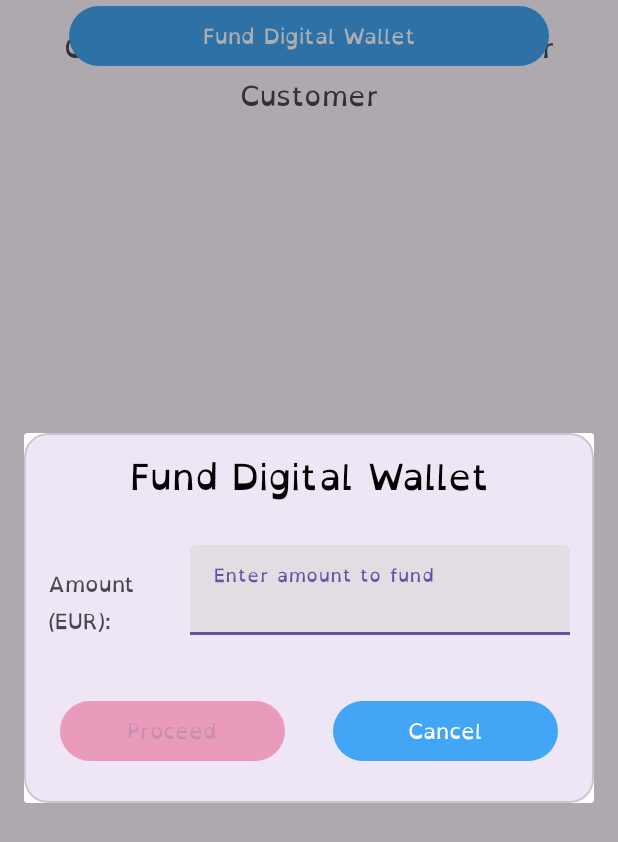
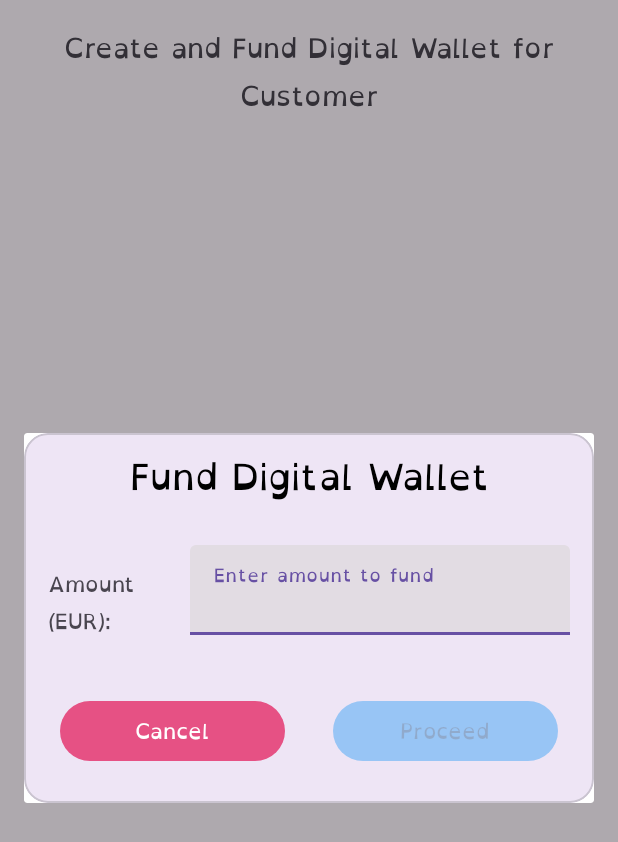
Before and after one commit to EQua-Dev/SingleParentHousekeepingServicesApplication, an Android app: the fragment DigitalWallet shown on its own in the app's theme, after a tap on "Fund Digital Wallet", on a phone screen of 412 x 824 dp. Shown: the top 842 px of the screen. Run offline under Robolectric (Android 15) with nearby library versions, the phone set to English and light mode, and no system bars; our stand-ins replace Firebase (no records; nobody signed in at launch, a user with empty details on screens opened directly); 3 statements that could not run were skipped; 1 other tap on this screen came first.

Commit message:
modified wallet ui

```diff
--- a/app/src/main/java/com/androidstrike/schoolprojects/singleparenthousekeepingservicesapplication/client/clientdigitalwallet/DigitalWallet.kt
+++ b/app/src/main/java/com/androidstrike/schoolprojects/singleparenthousekeepingservicesapplication/client/clientdigitalwallet/DigitalWallet.kt
@@ -53,7 +53,18 @@ class DigitalWallet : Fragment() {
 
     override fun onViewCreated(view: View, savedInstanceState: Bundle?) {
         super.onViewCreated(view, savedInstanceState)
-        binding.createDigitalWallet.setOnClickListener {
+
+        loadWalletInfo()
+
+
+    }
+
+    private fun loadWalletInfo() {
+        //checkWalletAvailability()
+        binding.createDigitalWallet.apply {
+            visible(getUser(auth.uid!!)!!.wallet.isEmpty())
+            setOnClickListener {
+
                 val newWallet = WalletData(
                     walletId = hashString(
                         "${auth.uid}${
@@ -66,11 +77,17 @@ class DigitalWallet : Fragment() {
                 //create wallet
                 createWallet(newWallet)
             }
-        binding.fundDigitalWallet.setOnClickListener {
+        }
+
+        binding.fundDigitalWallet.apply {
+            visible(getUser(auth.uid!!)!!.wallet.isNotEmpty())
+            setOnClickListener {
                 launchFundWalletDialog()
 //            val bottomSheetFragment = FundWalletBottomSheet.newInstance()
 //            bottomSheetFragment.show(childFragmentManager, "bottomSheetTag")
             }
+        }
+
     }
 
     private fun launchFundWalletDialog() {
@@ -118,7 +135,8 @@ class DigitalWallet : Fragment() {
                         clientCollectionRef.document(auth.uid!!)
                             .update("wallet", newWallet.walletId)
                         hideProgress()
-                        binding.createDigitalWallet.visible(false)
+                        loadWalletInfo()
+                        //binding.createDigitalWallet.visible(false)
                         //binding.walletLayout.visible(true)
                         //fetchWalletDetails(newWallet.walletId)
                     }//.await()
--- a/app/src/main/res/layout/client_fund_wallet_bottom_layout.xml
+++ b/app/src/main/res/layout/client_fund_wallet_bottom_layout.xml
@@ -71,6 +71,18 @@
             android:layout_below="@+id/layout_fund_digital_wallet_amount"
             android:orientation="horizontal">
 
+                <com.google.android.material.button.MaterialButton
+                    android:id="@+id/fund_wallet_cancel"
+                    android:layout_width="0dp"
+                    android:layout_height="wrap_content"
+                    android:layout_weight="1"
+                    android:layout_marginStart="@dimen/margin_midi"
+                    android:layout_marginTop="@dimen/margin_midi"
+                    android:layout_marginEnd="@dimen/margin_midi"
+                    android:layout_marginBottom="@dimen/margin_midi"
+                    android:padding="@dimen/padding_mini"
+                    android:text="@string/fund_wallet_cancel"
+                    app:backgroundTint="@color/custom_client_accent_color" />
 
                 <com.google.android.material.button.MaterialButton
                     android:id="@+id/fund_wallet_proceed"
@@ -83,22 +95,9 @@
                     android:layout_marginBottom="@dimen/margin_midi"
                     android:padding="@dimen/padding_mini"
                     android:text="@string/fund_wallet_proceed"
-                    app:backgroundTint="@color/custom_client_accent_color" />
+                    app:backgroundTint="@color/custom_facility_accent_color" />
 
 
-
-                <com.google.android.material.button.MaterialButton
-                    android:id="@+id/fund_wallet_cancel"
-                    android:layout_width="0dp"
-                    android:layout_height="wrap_content"
-                    android:layout_weight="1"
-                    android:layout_marginStart="@dimen/margin_midi"
-                    android:layout_marginTop="@dimen/margin_midi"
-                    android:layout_marginEnd="@dimen/margin_midi"
-                    android:layout_marginBottom="@dimen/margin_midi"
-                    android:padding="@dimen/padding_mini"
-                    android:text="@string/fund_wallet_cancel"
-                    app:backgroundTint="@color/custom_facility_accent_color" />
 
 
             </LinearLayout>
--- a/app/src/main/res/layout/fragment_digital_wallet.xml
+++ b/app/src/main/res/layout/fragment_digital_wallet.xml
@@ -15,22 +15,30 @@
         android:textAlignment="center"
         android:text="@string/wallet_title" />
 
+    <LinearLayout
+        android:layout_width="match_parent"
+        android:layout_height="wrap_content"
+        android:layout_centerInParent="true"
+        android:orientation="vertical">
+
         <com.google.android.material.button.MaterialButton
             android:layout_width="@dimen/button_width_xxl"
             android:layout_height="wrap_content"
             android:text="@string/create_digital_wallet"
             app:backgroundTint="@color/custom_client_accent_color"
-        android:layout_centerInParent="true"
+            android:layout_gravity="center_horizontal"
             android:id="@+id/create_digital_wallet"/>
 
         <com.google.android.material.button.MaterialButton
             android:layout_width="@dimen/button_width_xxl"
             android:layout_height="wrap_content"
             android:text="@string/fund_digital_wallet"
+            android:layout_gravity="center_horizontal"
             app:backgroundTint="@color/custom_facility_accent_color"
-        android:layout_below="@id/create_digital_wallet"
-        android:layout_centerHorizontal="true"
+
             android:id="@+id/fund_digital_wallet"/>
+
+    </LinearLayout>
 
 
 </RelativeLayout>
```
Lines whose indentation alone changed are shown as unchanged.
